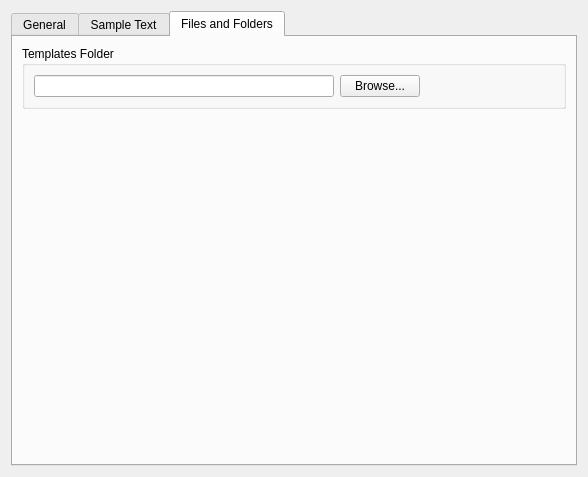
First picture: the form in src/prefs_panel.ui, repository fontmatrix/fontmatrix, before the edit.
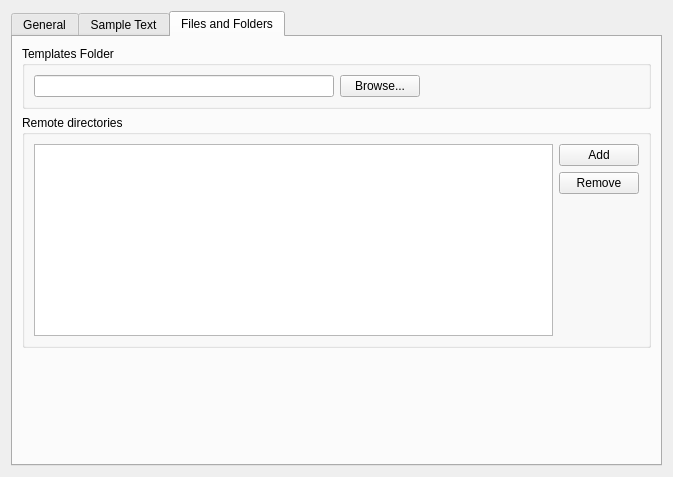
Second picture: the form after the edit. The open tabs and pages were chosen to show the change. Icons and pictures are not drawn.

Commit message: Very first elements (mainly placeholders) for remote directories

The edit to the form file:
```diff
--- a/src/prefs_panel.ui
+++ b/src/prefs_panel.ui
@@ -5,7 +5,7 @@
    <rect>
     <x>0</x>
     <y>0</y>
-    <width>584</width>
+    <width>657</width>
     <height>477</height>
    </rect>
   </property>
@@ -367,14 +367,53 @@
         </widget>
        </item>
        <item row="1" column="0" >
+        <widget class="QGroupBox" name="groupBox_6" >
+         <property name="title" >
+          <string>Remote directories</string>
+         </property>
+         <layout class="QGridLayout" >
+          <item rowspan="3" row="0" column="0" >
+           <widget class="QListWidget" name="remoteDirList" />
+          </item>
+          <item row="0" column="1" >
+           <widget class="QPushButton" name="remoteDirAdd" >
+            <property name="text" >
+             <string>Add</string>
+            </property>
+           </widget>
+          </item>
+          <item row="1" column="1" >
+           <widget class="QPushButton" name="remoteDirRemove" >
+            <property name="text" >
+             <string>Remove</string>
+            </property>
+           </widget>
+          </item>
+          <item row="2" column="1" >
+           <spacer>
+            <property name="orientation" >
+             <enum>Qt::Vertical</enum>
+            </property>
+            <property name="sizeHint" >
+             <size>
+              <width>20</width>
+              <height>40</height>
+             </size>
+            </property>
+           </spacer>
+          </item>
+         </layout>
+        </widget>
+       </item>
+       <item row="2" column="0" >
         <spacer>
          <property name="orientation" >
           <enum>Qt::Vertical</enum>
          </property>
          <property name="sizeHint" >
           <size>
-           <width>20</width>
-           <height>40</height>
+           <width>629</width>
+           <height>51</height>
           </size>
          </property>
         </spacer>
```
The commit also changes 2 other files.
